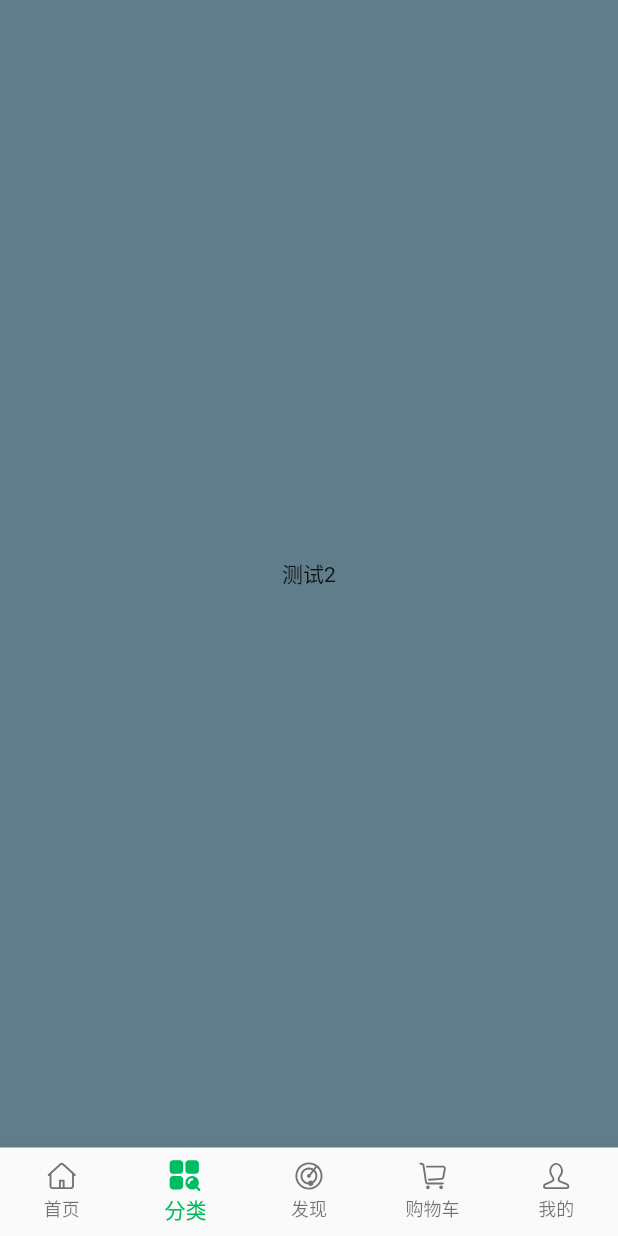
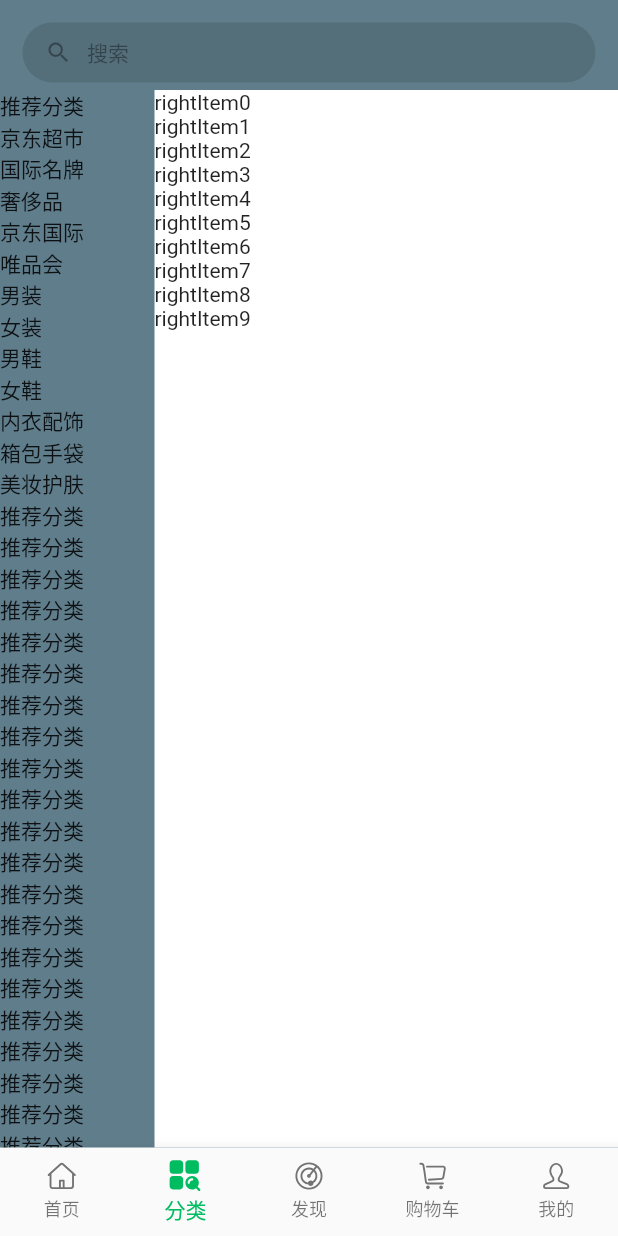
Before and after one commit to makai554892700/MYSShop, a Flutter app: the PageParent screen opened directly, item 2 of the bottom bar chosen, on a phone screen of 412 x 824 dp. Run offline on Flutter 3.47's test engine with Material 2 defaults, Android fonts, the phone set to English and light mode, and no system bars; our stand-ins replace cached_network_image, flutter_svg, flutter_swiper; network calls fail.

Commit message:
change:初步初始化分类页面

```diff
--- a/lib/pages/page_type.dart
+++ b/lib/pages/page_type.dart
@@ -1,4 +1,8 @@
+import 'package:MYSShop/pojo/type_item_left.dart';
+import 'package:MYSShop/pojo/type_item_right.dart';
+import 'package:MYSShop/view/search_view.dart';
 import 'package:flutter/cupertino.dart';
+import 'package:flutter/material.dart';
 
 class TypePage extends StatefulWidget {
   @override
@@ -8,10 +12,96 @@
 }
 
 class TypePageState extends State<TypePage> {
+  int leftCheck = 0;
+  List<TypeItemLeft> leftItems;
+  Map<int, TypeItemRight> rightItems;
+
   @override
   Widget build(BuildContext context) {
-    return Center(
-      child: Text('测试2'),
+    return SafeArea(
+      child: Column(
+        children: [
+          SearchView(),
+          Expanded(
+            child: Row(
+              children: [
+                Expanded(
+                  flex: 1,
+                  child: ListView.builder(
+                    itemCount: leftItems.length,
+                    itemBuilder: (BuildContext buildContext, int index) {
+                      if (index == leftCheck) {}
+                      return Text(leftItems[index].itemName);
+                    },
+                  ),
+                ),
+                Expanded(
+                  flex: 3,
+                  child: Container(
+                    color: Colors.white,
+                    child: ListView(
+                      children: getRightBody(),
+                    ),
+                  ),
+                ),
+              ],
+            ),
+          ),
+        ],
+      ),
     );
   }
+
+  List<Widget> getRightBody() {
+    List<Widget> result = List();
+    for (int i = 0; i < 10; i++) {
+      result.add(Text("rightItem$i"));
+    }
+    return result;
+  }
+
+  @override
+  void initState() {
+    leftItems = [
+      TypeItemLeft(id: 1, itemName: "推荐分类"),
+      TypeItemLeft(id: 2, itemName: "京东超市"),
+      TypeItemLeft(id: 3, itemName: "国际名牌"),
+      TypeItemLeft(id: 4, itemName: "奢侈品"),
+      TypeItemLeft(id: 5, itemName: "京东国际"),
+      TypeItemLeft(id: 6, itemName: "唯品会"),
+      TypeItemLeft(id: 7, itemName: "男装"),
+      TypeItemLeft(id: 8, itemName: "女装"),
+      TypeItemLeft(id: 9, itemName: "男鞋"),
+      TypeItemLeft(id: 10, itemName: "女鞋"),
+      TypeItemLeft(id: 11, itemName: "内衣配饰"),
+      TypeItemLeft(id: 12, itemName: "箱包手袋"),
+      TypeItemLeft(id: 13, itemName: "美妆护肤"),
+      TypeItemLeft(id: 14, itemName: "推荐分类"),
+      TypeItemLeft(id: 15, itemName: "推荐分类"),
+      TypeItemLeft(id: 16, itemName: "推荐分类"),
+      TypeItemLeft(id: 17, itemName: "推荐分类"),
+      TypeItemLeft(id: 18, itemName: "推荐分类"),
+      TypeItemLeft(id: 19, itemName: "推荐分类"),
+      TypeItemLeft(id: 21, itemName: "推荐分类"),
+      TypeItemLeft(id: 22, itemName: "推荐分类"),
+      TypeItemLeft(id: 23, itemName: "推荐分类"),
+      TypeItemLeft(id: 24, itemName: "推荐分类"),
+      TypeItemLeft(id: 25, itemName: "推荐分类"),
+      TypeItemLeft(id: 26, itemName: "推荐分类"),
+      TypeItemLeft(id: 27, itemName: "推荐分类"),
+      TypeItemLeft(id: 28, itemName: "推荐分类"),
+      TypeItemLeft(id: 29, itemName: "推荐分类"),
+      TypeItemLeft(id: 31, itemName: "推荐分类"),
+      TypeItemLeft(id: 32, itemName: "推荐分类"),
+      TypeItemLeft(id: 33, itemName: "推荐分类"),
+      TypeItemLeft(id: 34, itemName: "推荐分类"),
+      TypeItemLeft(id: 35, itemName: "推荐分类"),
+      TypeItemLeft(id: 36, itemName: "推荐分类"),
+      TypeItemLeft(id: 37, itemName: "推荐分类"),
+      TypeItemLeft(id: 38, itemName: "推荐分类"),
+      TypeItemLeft(id: 39, itemName: "推荐分类"),
+    ];
+    rightItems = {1: TypeItemRight()};
+    super.initState();
+  }
 }
--- /dev/null
+++ b/lib/pojo/type_item_left.dart
@@ -0,0 +1,8 @@
+import 'package:flutter/cupertino.dart';
+
+class TypeItemLeft {
+  int id;
+  String itemName;
+
+  TypeItemLeft({Key key, this.id, this.itemName});
+}
--- /dev/null
+++ b/lib/pojo/type_item_right.dart
@@ -0,0 +1,16 @@
+import 'package:flutter/cupertino.dart';
+
+class TypeItemRight {
+  int itemId;
+  String topImage;
+  Map<String, ItemRight> items;
+
+  TypeItemRight({Key key, this.itemId, this.topImage});
+}
+
+class ItemRight {
+  int itemId;
+  String itemImage, itemName;
+
+  ItemRight({Key key, this.itemId, this.itemImage, this.itemName});
+}
```
